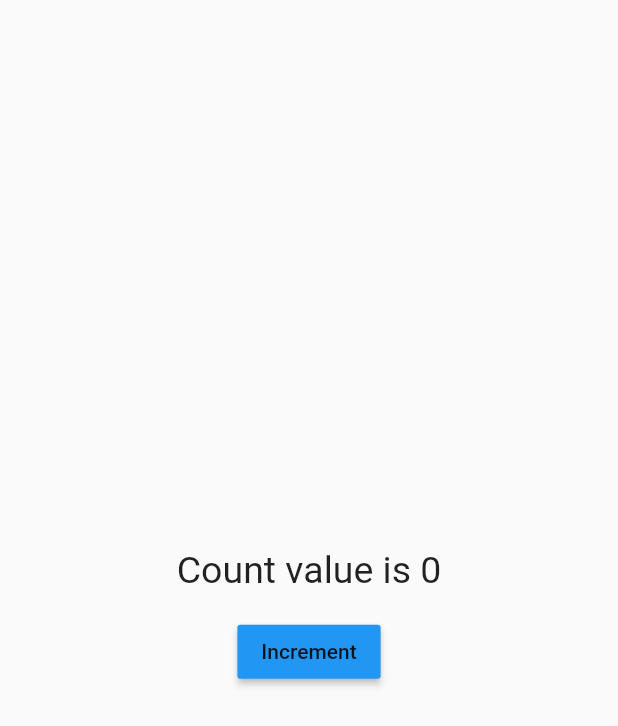
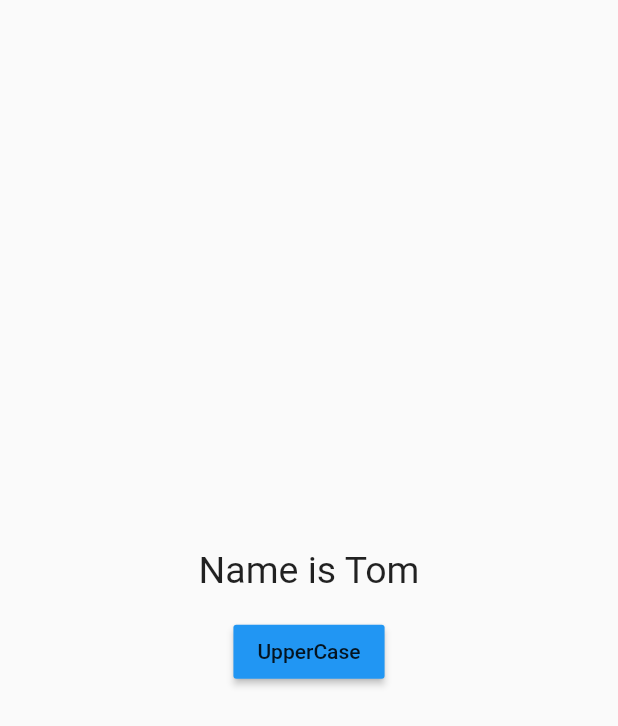
Before and after one commit to PawankumarPK/Flutter-GetX-Tour, a Flutter app: the screen it shows after launch, on a phone screen of 412 x 824 dp. Shown: the top 726 px of the screen. Run offline on Flutter 3.47's test engine with Material 2 defaults, Android fonts, the phone set to English and light mode, and no system bars; our stand-ins replace get.

Commit message:
change UI by making variable as obs(reactive)

```diff
--- a/lib/GetXScaffold.dart
+++ b/lib/GetXScaffold.dart
@@ -4,7 +4,8 @@ import 'package:getx_tour/bottomSheet/GetXBottomSheet.dart';
 import 'package:getx_tour/dialogBox/GetXDialogBox.dart';
 import 'package:getx_tour/routeNavigation/Home.dart';
 import 'package:getx_tour/snackbar/GetXSnackBar.dart';
-import 'package:getx_tour/stateManagement/StateManagment.dart';
+import 'package:getx_tour/stateManagement/Count.dart';
+import 'package:getx_tour/stateManagement/UpperCase.dart';
 
 class GetXScaffold extends StatelessWidget {
   const GetXScaffold({Key? key}) : super(key: key);
@@ -14,7 +15,7 @@ class GetXScaffold extends StatelessWidget {
     return  GetMaterialApp(
       title: "Snackbar",
       home: Scaffold(
-        body: StateManagement(),
+        body: UpperCase(),
       ),
     );
   }
--- /dev/null
+++ b/lib/stateManagement/Student.dart
@@ -0,0 +1,8 @@
+import 'package:get/get.dart';
+
+class Student {
+
+  var name = "Tom".obs;
+  var age = 25.obs;
+
+}
--- a/lib/stateManagement/StateManagment.dart
+++ b/lib/stateManagement/UpperCase.dart
@@ -1,10 +1,12 @@
 import 'package:flutter/material.dart';
 import 'package:get/get.dart';
+import 'package:getx_tour/stateManagement/Student.dart';
 
-class StateManagement extends StatelessWidget {
-  var count = 0.obs;
+class UpperCase extends StatelessWidget {
 
-  StateManagement({Key? key}) : super(key: key);
+  var student = Student();
+
+  UpperCase({Key? key}) : super(key: key);
 
   @override
   Widget build(BuildContext context) {
@@ -13,7 +15,7 @@ class StateManagement extends StatelessWidget {
         mainAxisAlignment: MainAxisAlignment.center,
           children: [
         Obx(() => Text(
-            "Count value is $count",
+            "Name is ${student.name.value}",
             style: const TextStyle(fontSize: 25),
           ),
         ),
@@ -22,15 +24,15 @@ class StateManagement extends StatelessWidget {
         ),
         MaterialButton(
           color: Colors.blue,
-          child: const Text("Increment"),
+          child: const Text("UpperCase"),
             onPressed: (){
-              increment();
+              changeToUppercase();
             })
       ]),
     );
   }
 
-  void increment(){
-    count++;
+  void changeToUppercase(){
+    student.name.value = student.name.value.toUpperCase();
   }
 }
```
Also changed, not shown: lib/stateManagement/Count.dart (added, +36 -0 lines).
